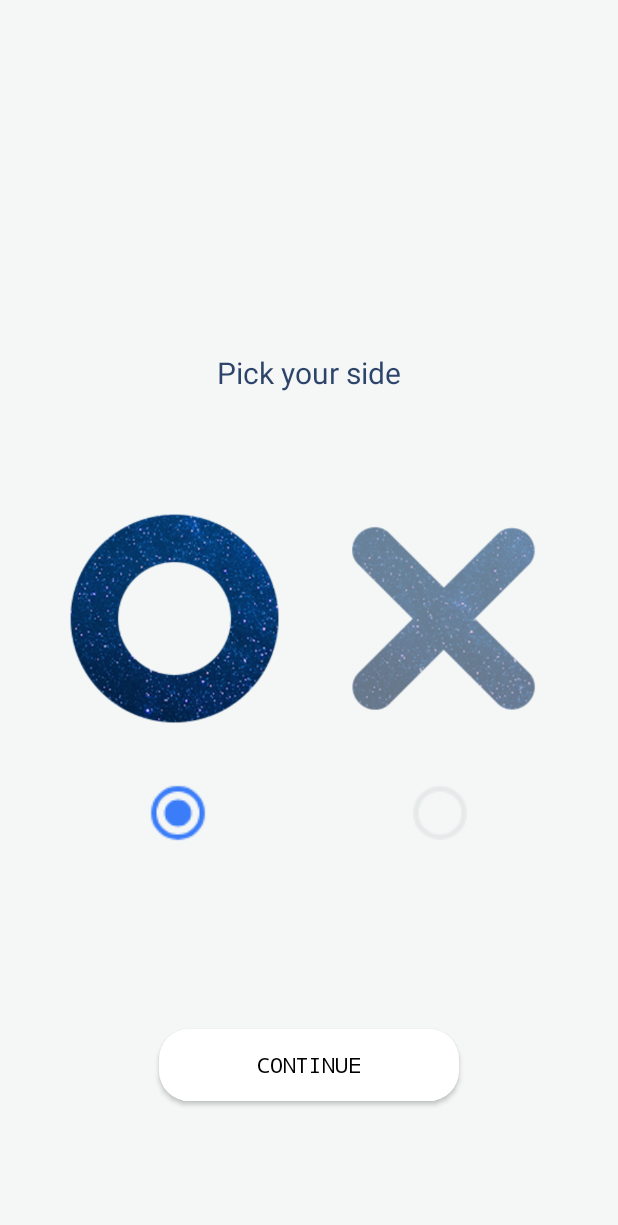
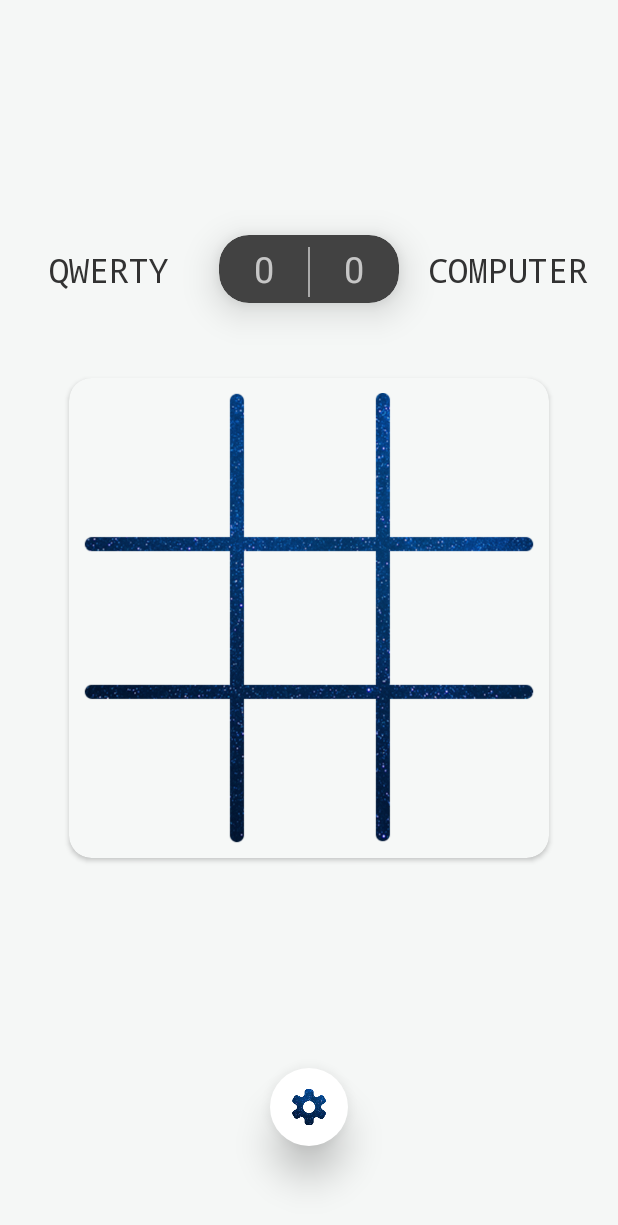
Before and after one commit to surimLee/SPGPtermProj, an Android app: the SelectActivity screen opened directly, with no data from a screen before it, after a tap on "CONTINUE", on a phone screen of 412 x 824 dp. Shown: the top 1225 px of the screen. Run offline under Robolectric (Android 15) with nearby library versions, the phone set to English and light mode, and no system bars; 4 statements that could not run were skipped; 1 other tap on this screen came first.

Commit message:
Add 게임씬

```diff
--- a/app/src/main/AndroidManifest.xml
+++ b/app/src/main/AndroidManifest.xml
@@ -33,6 +33,10 @@
             android:screenOrientation="portrait">
         </activity>
 
+        <activity android:name=".SceneActivity"
+            android:screenOrientation="portrait">
+        </activity>
+
         <service android:name=".MusicService"/>
         <service android:name=".MusicService2"/>
 
--- a/app/src/main/java/kr/ac/kpu/ce2016152030/spgptermproj/SceneActivity.java
+++ b/app/src/main/java/kr/ac/kpu/ce2016152030/spgptermproj/SceneActivity.java
@@ -1,4 +1,45 @@
 package kr.ac.kpu.ce2016152030.spgptermproj;
 
-public class SceneActivity {
+import android.content.Intent;
+import android.os.Bundle;
+import android.view.View;
+
+import androidx.annotation.Nullable;
+import androidx.appcompat.app.AppCompatActivity;
+
+public class SceneActivity extends AppCompatActivity {
+
+    @Override
+    protected void onCreate(@Nullable Bundle savedInstanceState) {
+        super.onCreate(savedInstanceState);
+        setContentView(R.layout.activity_scene);
+    }
+
+    public void c1x1(View view) {
+    }
+
+    public void c1x2(View view) {
+    }
+
+    public void c1x3(View view) {
+    }
+
+    public void c2x1(View view) {
+    }
+
+    public void c2x2(View view) {
+    }
+
+    public void c2x3(View view) {
+    }
+
+    public void c3x1(View view) {
+    }
+
+    public void c3x2(View view) {
+    }
+
+    public void c3x3(View view) {
+    }
+
 }
--- a/app/src/main/java/kr/ac/kpu/ce2016152030/spgptermproj/SelectActivity.java
+++ b/app/src/main/java/kr/ac/kpu/ce2016152030/spgptermproj/SelectActivity.java
@@ -148,6 +148,8 @@ public class SelectActivity extends AppCompatActivity {
                             player1 = players1[0];
                             player2 = players1[1];
 
+                            stopService(new Intent(getApplicationContext(), MusicService.class));
+                            startService(new Intent(getApplicationContext(), MusicService2.class));
 
                             Intent i = new Intent(SelectActivity.this, SceneActivity.class);
                             CharSequence[] players = {player1, player2};
--- /dev/null
+++ b/app/src/main/res/layout/activity_scene.xml
@@ -0,0 +1,244 @@
+<?xml version="1.0" encoding="utf-8"?>
+<RelativeLayout xmlns:android="http://schemas.android.com/apk/res/android"
+    xmlns:app="http://schemas.android.com/apk/res-auto"
+    xmlns:tools="http://schemas.android.com/tools"
+    android:layout_width="match_parent"
+    android:orientation="vertical"
+    android:background="#F5F7F6"
+    android:layout_height="match_parent"
+    tools:context=".SceneActivity">
+
+
+    <TextView
+        android:id="@+id/player1name"
+        android:layout_width="wrap_content"
+        android:layout_height="wrap_content"
+        android:layout_alignBottom="@+id/score"
+        android:color="#777777"
+        android:layout_marginRight="10dp"
+        android:layout_marginBottom="7dp"
+        android:layout_toLeftOf="@id/score"
+        android:text="QWERTY"
+        android:fontFamily="monospace"
+        android:textColor="#323232"
+        android:textSize="22sp"
+        android:layout_alignParentLeft="true"
+        android:layout_marginLeft="10dp"
+        android:textAlignment="center"
+        android:gravity="center_horizontal" />
+
+    <TextView
+        android:layout_alignParentRight="true"
+        android:id="@+id/player2name"
+        android:layout_width="wrap_content"
+        android:layout_height="wrap_content"
+        android:layout_alignTop="@+id/player1name"
+        android:layout_marginStart="10dp"
+        android:layout_marginEnd="10dp"
+        android:layout_toRightOf="@id/score"
+        android:text="COMPUTER"
+        android:fontFamily="monospace"
+        android:textColor="#323232"
+        android:textAlignment="center"
+        android:textSize="22sp"
+        android:gravity="center_horizontal" />
+
+    <androidx.cardview.widget.CardView
+        android:id="@+id/score"
+        android:layout_width="120dp"
+        android:layout_height="45dp"
+        android:layout_above="@+id/scene"
+        android:layout_centerHorizontal="true"
+        android:layout_marginBottom="50dp"
+        app:cardCornerRadius="20dp"
+        app:cardElevation="15dp">
+
+        <RelativeLayout
+            android:id="@+id/relas"
+            android:layout_width="match_parent"
+            android:layout_height="match_parent"
+            android:layout_alignTop="@+id/score"
+            android:layout_alignLeft="@+id/score">
+
+            <View
+                android:id="@+id/view"
+                android:layout_width="1dp"
+                android:layout_height="match_parent"
+                android:layout_alignParentTop="true"
+                android:layout_centerHorizontal="true"
+                android:layout_marginTop="8dp"
+                android:layout_marginBottom="4dp"
+                android:background="@android:color/darker_gray"></View>
+
+            <TextView
+                android:id="@+id/p1score"
+                android:layout_width="wrap_content"
+                android:layout_height="wrap_content"
+                android:layout_centerVertical="true"
+                android:layout_weight="1"
+                android:text="0"
+                android:textSize="24sp"
+                android:layout_alignParentLeft="true"
+                android:layout_marginLeft="23dp" />
+
+            <TextView
+                android:id="@+id/p2score"
+                android:layout_width="wrap_content"
+                android:layout_height="wrap_content"
+                android:layout_centerVertical="true"
+                android:text="0"
+                android:textSize="24sp"
+                android:layout_alignParentRight="true"
+                android:layout_marginRight="23dp" />
+        </RelativeLayout>
+
+    </androidx.cardview.widget.CardView>
+
+
+    <androidx.cardview.widget.CardView
+        android:id="@+id/scene"
+        android:layout_width="320dp"
+        android:layout_height="320dp"
+        android:layout_centerInParent="true"
+        android:layout_gravity="center_horizontal|center_vertical"
+        android:background="#f6f8f7"
+        app:cardBackgroundColor="#f6f8f7"
+        app:cardCornerRadius="15dp"
+        >
+
+        <ImageView
+            android:layout_width="300dp"
+            android:layout_height="300dp"
+            android:layout_centerInParent="true"
+            android:layout_margin="10dp"
+            app:srcCompat="@drawable/gamebg" />
+
+        <LinearLayout
+            android:layout_width="match_parent"
+            android:layout_height="match_parent"
+            android:orientation="vertical">
+
+            <LinearLayout
+                android:layout_width="match_parent"
+                android:layout_height="0dp"
+                android:layout_weight="1"
+                android:orientation="horizontal">
+
+                <ImageView
+                    android:id="@+id/tzz"
+                    android:layout_width="0dp"
+                    android:layout_height="match_parent"
+                    android:layout_weight="1"
+                    android:onClick="c1x1" />
+
+
+                <ImageView
+                    android:id="@+id/tzo"
+                    android:layout_width="0dp"
+                    android:layout_height="match_parent"
+                    android:layout_weight="1"
+                    android:onClick="c1x2" />
+
+
+                <ImageView
+                    android:id="@+id/tzt"
+                    android:layout_width="0dp"
+                    android:layout_height="match_parent"
+                    android:layout_weight="1"
+                    android:onClick="c1x3" />
+
+
+            </LinearLayout>
+
+
+
+            <LinearLayout
+                android:layout_width="match_parent"
+                android:layout_height="0dp"
+                android:layout_weight="1"
+                android:orientation="horizontal">
+
+                <ImageView
+                    android:id="@+id/toz"
+                    android:layout_width="0dp"
+                    android:layout_height="match_parent"
+                    android:layout_weight="1"
+                    android:onClick="c2x1" />
+
+
+
+                <ImageView
+                    android:id="@+id/too"
+                    android:layout_width="0dp"
+                    android:layout_height="match_parent"
+                    android:layout_weight="1"
+                    android:onClick="c2x2" />
+
+
+
+                <ImageView
+                    android:id="@+id/tot"
+                    android:layout_width="0dp"
+                    android:layout_height="match_parent"
+                    android:layout_weight="1"
+                    android:onClick="c2x3" />
+
+
+            </LinearLayout>
+
+
+
+            <LinearLayout
+                android:layout_width="match_parent"
+                android:layout_height="0dp"
+                android:layout_weight="1"
+                android:orientation="horizontal">
+
+                <ImageView
+                    android:id="@+id/ttz"
+                    android:layout_width="0dp"
+                    android:layout_height="match_parent"
+                    android:layout_weight="1"
+                    android:onClick="c3x1" />
+
+
+
+                <ImageView
+                    android:id="@+id/tto"
+                    android:layout_width="0dp"
+                    android:layout_height="match_parent"
+                    android:layout_weight="1"
+                    android:onClick="c3x2" />
+
+
+                <ImageView
+                    android:id="@+id/ttt"
+                    android:layout_width="0dp"
+                    android:layout_height="match_parent"
+                    android:layout_weight="1"
+                    android:onClick="c3x3" />
+
+
+            </LinearLayout>
+        </LinearLayout>
+
+    </androidx.cardview.widget.CardView>
+
+
+    <ImageButton
+        android:id="@+id/imageButton2"
+        android:layout_width="52dp"
+        android:layout_height="52dp"
+        android:layout_alignParentBottom="true"
+        android:layout_centerHorizontal="true"
+        android:layout_marginBottom="60dp"
+        android:adjustViewBounds="true"
+        android:background="@drawable/settingbtnwhite"
+        android:elevation="15dp"
+        android:padding="10dp"
+        android:scaleType="fitCenter"
+        app:srcCompat="@drawable/setting" />
+
+
+
+</RelativeLayout>
--- a/app/src/main/res/layout/activity_select.xml
+++ b/app/src/main/res/layout/activity_select.xml
@@ -15,6 +15,7 @@
         android:layout_centerHorizontal="true"
         android:layout_marginBottom="30dp"
         android:text="Pick your side"
+        android:fontFamily="monospace"
         android:textColor="#DC0C2653"
         android:textSize="20sp"
         app:layout_constraintBottom_toBottomOf="parent"
```
Also changed, not shown: app/src/main/res/drawable/gamebg.png (added).
